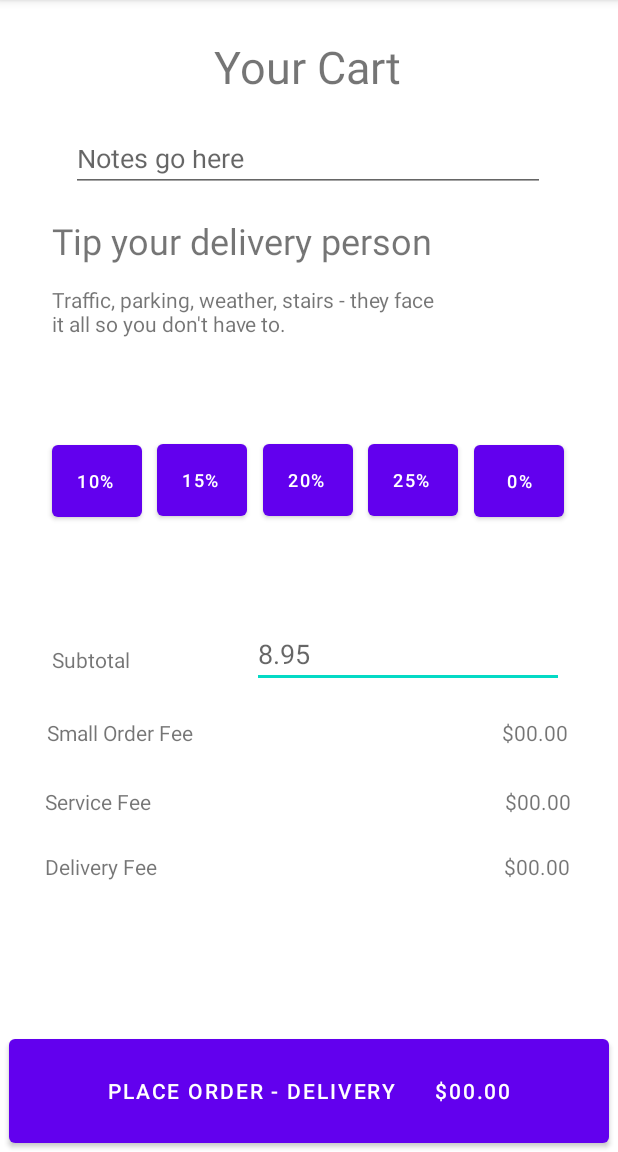
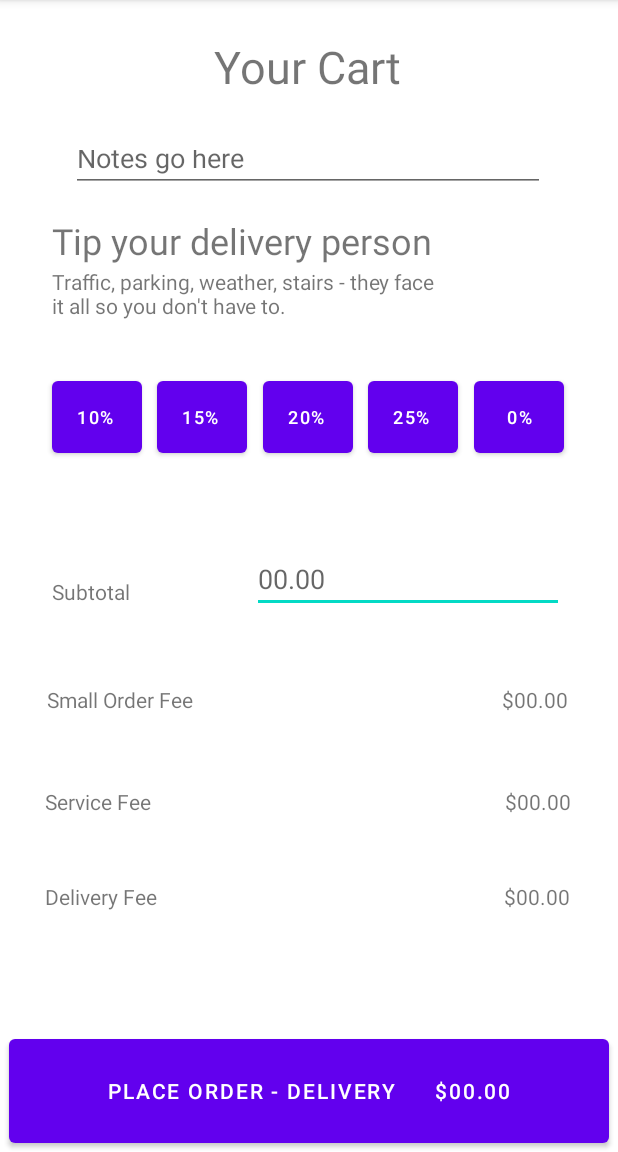
Before and after one commit to fax117/UberEatsCalculator, an Android app: the screen it shows after launch (MainActivity), on a phone screen of 412 x 824 dp, the part 84-1236 px from its top. Run offline under Robolectric (Android 15) with nearby library versions, the phone set to English and light mode, and no system bars.

```diff
--- a/app/src/main/AndroidManifest.xml
+++ b/app/src/main/AndroidManifest.xml
@@ -9,10 +9,12 @@
         android:roundIcon="@mipmap/ic_launcher_round"
         android:supportsRtl="true"
         android:theme="@style/Theme.UberEatsCalculator">
-        <activity android:name=".MainActivity">
+        <activity android:name=".MainActivity"></activity>
+        <activity
+            android:name=".SplashScreen"
+            android:theme="@style/Theme.AppCompat.Light.NoActionBar">
             <intent-filter>
                 <action android:name="android.intent.action.MAIN" />
-
                 <category android:name="android.intent.category.LAUNCHER" />
             </intent-filter>
         </activity>
--- a/app/src/main/java/com/example/ubereatscalculator/MainActivity.kt
+++ b/app/src/main/java/com/example/ubereatscalculator/MainActivity.kt
@@ -76,7 +76,9 @@ class MainActivity : AppCompatActivity() {
 
     fun placeOrder(order: OrderClass){
         orders.add(order)
+        subtotal_number_field.text.clear()
         changeText()
+
         Log.d("order", "Orders: ${orders.toString()}")
     }
 }
--- /dev/null
+++ b/app/src/main/java/com/example/ubereatscalculator/SplashScreen.kt
@@ -0,0 +1,30 @@
+package com.example.ubereatscalculator
+
+import android.animation.ObjectAnimator
+import android.content.Intent
+import androidx.appcompat.app.AppCompatActivity
+import android.os.Bundle
+import android.os.Handler
+import android.view.Window
+import android.view.WindowManager
+import kotlinx.android.synthetic.main.splash_screen.*
+
+class SplashScreen : AppCompatActivity() {
+    override fun onCreate(savedInstanceState: Bundle?) {
+        super.onCreate(savedInstanceState)
+        setContentView(R.layout.splash_screen)
+        window.setFlags(
+                WindowManager.LayoutParams.FLAG_FORCE_NOT_FULLSCREEN,
+                WindowManager.LayoutParams.FLAG_FORCE_NOT_FULLSCREEN
+        )
+
+        progressBar.max = 1000
+        val current_progress = 1000
+        ObjectAnimator.ofInt(progressBar, "progress", current_progress).setDuration(3000).start()
+
+        Handler().postDelayed({
+            val intento = Intent(this, MainActivity::class.java)
+            startActivity(intento)
+            finish() }, 3500)
+    }
+}
--- a/app/src/main/res/layout/activity_main.xml
+++ b/app/src/main/res/layout/activity_main.xml
@@ -155,7 +155,7 @@
         android:layout_width="208dp"
         android:layout_height="41dp"
         android:ems="10"
-        android:hint="8.95"
+        android:hint="00.00"
         android:inputType="numberDecimal"
         app:layout_constraintBottom_toTopOf="@+id/guideline5"
         app:layout_constraintEnd_toStartOf="@+id/guideline6"
@@ -246,21 +246,21 @@
         android:layout_width="wrap_content"
         android:layout_height="wrap_content"
         android:orientation="horizontal"
-        app:layout_constraintGuide_begin="244dp" />
+        app:layout_constraintGuide_begin="221dp" />
 
     <androidx.constraintlayout.widget.Guideline
         android:id="@+id/guideline4"
         android:layout_width="wrap_content"
         android:layout_height="wrap_content"
         android:orientation="horizontal"
-        app:layout_constraintGuide_end="372dp" />
+        app:layout_constraintGuide_begin="335dp" />
 
     <androidx.constraintlayout.widget.Guideline
         android:id="@+id/guideline5"
         android:layout_width="wrap_content"
         android:layout_height="wrap_content"
         android:orientation="horizontal"
-        app:layout_constraintGuide_begin="619dp" />
+        app:layout_constraintGuide_end="114dp" />
 
     <androidx.constraintlayout.widget.Guideline
         android:id="@+id/guideline6"
```
Also changed, not shown: app/src/main/res/layout/splash_screen.xml (added, +16 -0 lines).
